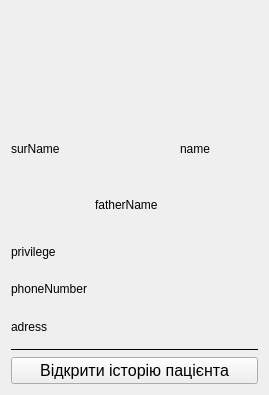
The window that Courcework_18-19/MedicineCards/userinfo.ui (MaksWellFine/OOP) describes before a commit, drawn with Qt 5.
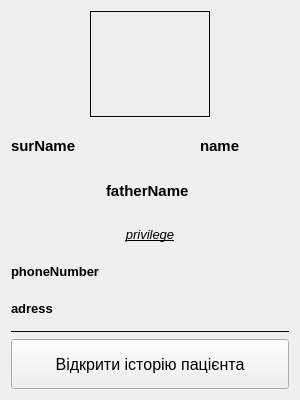
The same window after the commit. Icons and pictures are not drawn.

```diff
--- a/Courcework_18-19/MedicineCards/userinfo.ui
+++ b/Courcework_18-19/MedicineCards/userinfo.ui
@@ -9,16 +9,22 @@
    <rect>
     <x>0</x>
     <y>0</y>
-    <width>269</width>
-    <height>395</height>
+    <width>300</width>
+    <height>400</height>
    </rect>
   </property>
   <property name="sizePolicy">
-   <sizepolicy hsizetype="Fixed" vsizetype="Fixed">
+   <sizepolicy hsizetype="Preferred" vsizetype="MinimumExpanding">
     <horstretch>0</horstretch>
     <verstretch>0</verstretch>
    </sizepolicy>
   </property>
+  <property name="minimumSize">
+   <size>
+    <width>300</width>
+    <height>400</height>
+   </size>
+  </property>
   <property name="contextMenuPolicy">
    <enum>Qt::NoContextMenu</enum>
   </property>
@@ -42,6 +48,9 @@
          <height>120</height>
         </size>
        </property>
+       <property name="frameShape">
+        <enum>QFrame::Panel</enum>
+       </property>
        <property name="text">
         <string/>
        </property>
@@ -62,9 +71,28 @@
     </layout>
    </item>
    <item>
-    <layout class="QGridLayout" name="gridLayout">
+    <layout class="QGridLayout" name="gridLayout" rowstretch="0,0" rowminimumheight="0,0">
+     <property name="sizeConstraint">
+      <enum>QLayout::SetMinAndMaxSize</enum>
+     </property>
+     <property name="verticalSpacing">
+      <number>0</number>
+     </property>
      <item row="0" column="2">
       <widget class="QLabel" name="labelName">
+       <property name="maximumSize">
+        <size>
+         <width>16777215</width>
+         <height>45</height>
+        </size>
+       </property>
+       <property name="font">
+        <font>
+         <pointsize>11</pointsize>
+         <weight>75</weight>
+         <bold>true</bold>
+        </font>
+       </property>
        <property name="text">
         <string>name</string>
        </property>
@@ -72,6 +100,19 @@
      </item>
      <item row="0" column="0">
       <widget class="QLabel" name="labelSurname">
+       <property name="maximumSize">
+        <size>
+         <width>16777215</width>
+         <height>45</height>
+        </size>
+       </property>
+       <property name="font">
+        <font>
+         <pointsize>11</pointsize>
+         <weight>75</weight>
+         <bold>true</bold>
+        </font>
+       </property>
        <property name="text">
         <string>surName</string>
        </property>
@@ -79,6 +120,19 @@
      </item>
      <item row="1" column="1">
       <widget class="QLabel" name="labelFatherName">
+       <property name="maximumSize">
+        <size>
+         <width>16777215</width>
+         <height>45</height>
+        </size>
+       </property>
+       <property name="font">
+        <font>
+         <pointsize>11</pointsize>
+         <weight>75</weight>
+         <bold>true</bold>
+        </font>
+       </property>
        <property name="text">
         <string>fatherName</string>
        </property>
@@ -90,13 +144,51 @@
     <layout class="QVBoxLayout" name="verticalLayout">
      <item>
       <widget class="QLabel" name="labelPrivilege">
+       <property name="sizePolicy">
+        <sizepolicy hsizetype="Preferred" vsizetype="Minimum">
+         <horstretch>0</horstretch>
+         <verstretch>0</verstretch>
+        </sizepolicy>
+       </property>
+       <property name="minimumSize">
+        <size>
+         <width>0</width>
+         <height>0</height>
+        </size>
+       </property>
+       <property name="maximumSize">
+        <size>
+         <width>16777215</width>
+         <height>16777215</height>
+        </size>
+       </property>
+       <property name="font">
+        <font>
+         <pointsize>10</pointsize>
+         <italic>true</italic>
+         <underline>true</underline>
+        </font>
+       </property>
        <property name="text">
         <string>privilege</string>
        </property>
+       <property name="alignment">
+        <set>Qt::AlignCenter</set>
+       </property>
+       <property name="wordWrap">
+        <bool>true</bool>
+       </property>
       </widget>
      </item>
      <item>
       <widget class="QLabel" name="labelPhoneNmber">
+       <property name="font">
+        <font>
+         <pointsize>10</pointsize>
+         <weight>75</weight>
+         <bold>true</bold>
+        </font>
+       </property>
        <property name="text">
         <string>phoneNumber</string>
        </property>
@@ -104,6 +196,13 @@
      </item>
      <item>
       <widget class="QLabel" name="labelAdress">
+       <property name="font">
+        <font>
+         <pointsize>10</pointsize>
+         <weight>75</weight>
+         <bold>true</bold>
+        </font>
+       </property>
        <property name="text">
         <string>adress</string>
        </property>
@@ -126,6 +225,12 @@
    </item>
    <item>
     <widget class="QPushButton" name="btnOpenPatientsHistory">
+     <property name="minimumSize">
+      <size>
+       <width>0</width>
+       <height>50</height>
+      </size>
+     </property>
      <property name="font">
       <font>
        <pointsize>12</pointsize>
```
Left out of the diff: 10 changed lines with no effect on the pictures.
